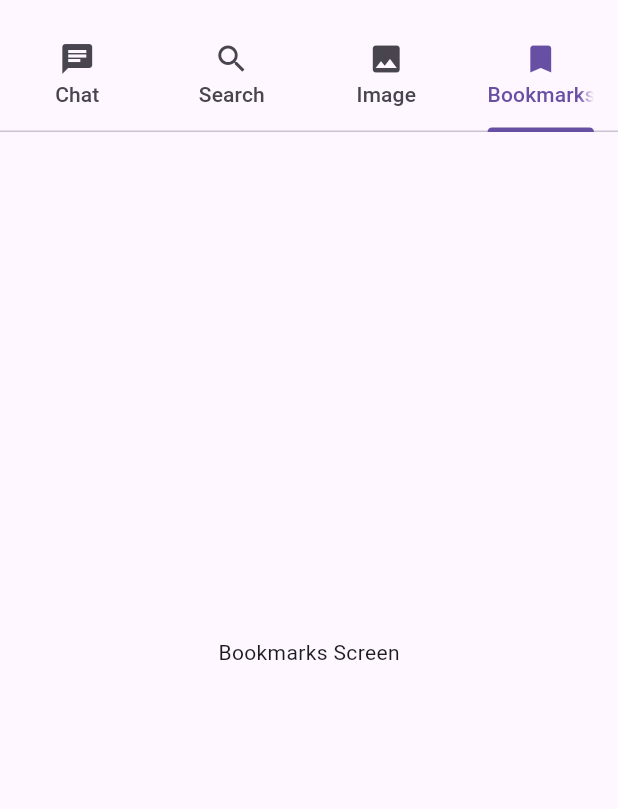
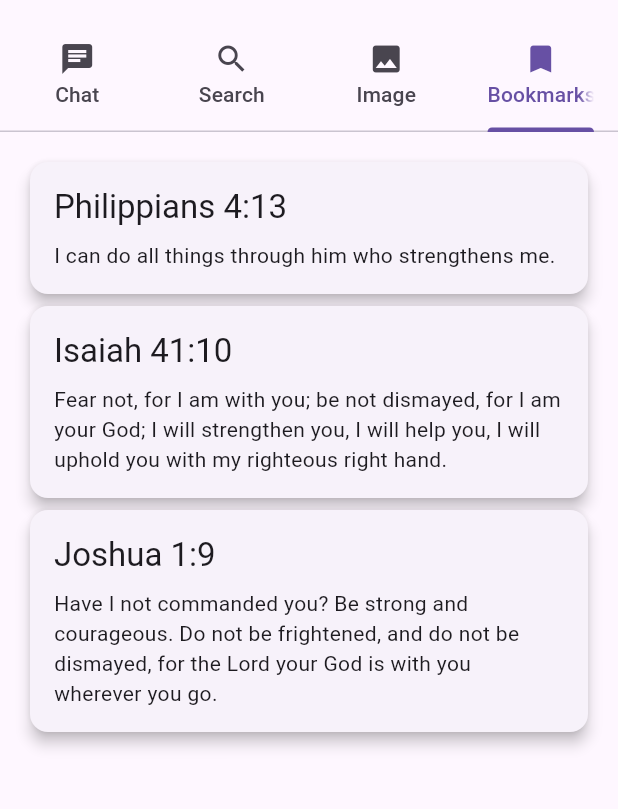
Before and after one commit to hubert-pro/AI-Bible-Companion, a Flutter app: the screen it shows after launch, tab 4 chosen, on a phone screen of 412 x 824 dp, the part 63-872 px from its top. Run offline on Flutter 3.47's test engine with Material 3 defaults, Android fonts, the phone set to English and light mode, and no system bars; statements that could not run were skipped.

Commit message:
feat: Implement professional UI for Bookmarks screen
Implement a professional and polished UI for the Bookmarks screen. The design features a `ListView` of styled `Card` widgets to display bookmarked verses from mocked data. The `BookmarksScreen` widget has been moved to its own file (`lib/bookmarks_screen.dart`) for better project organization.

```diff
--- /dev/null
+++ b/lib/bookmarks_screen.dart
@@ -0,0 +1,63 @@
+import 'package:flutter/material.dart';
+
+class BookmarksScreen extends StatefulWidget {
+  const BookmarksScreen({Key? key}) : super(key: key);
+
+  @override
+  State<BookmarksScreen> createState() => _BookmarksScreenState();
+}
+
+class _BookmarksScreenState extends State<BookmarksScreen> {
+  final List<Map<String, String>> _bookmarkedVerses = [
+    {
+      'reference': 'Philippians 4:13',
+      'text': 'I can do all things through him who strengthens me.'
+    },
+    {
+      'reference': 'Isaiah 41:10',
+      'text':
+          'Fear not, for I am with you; be not dismayed, for I am your God; I will strengthen you, I will help you, I will uphold you with my righteous right hand.'
+    },
+    {
+      'reference': 'Joshua 1:9',
+      'text':
+          'Have I not commanded you? Be strong and courageous. Do not be frightened, and do not be dismayed, for the Lord your God is with you wherever you go.'
+    },
+  ];
+
+  @override
+  Widget build(BuildContext context) {
+    return Scaffold(
+      body: ListView.builder(
+        padding: const EdgeInsets.all(16.0),
+        itemCount: _bookmarkedVerses.length,
+        itemBuilder: (context, index) {
+          final verse = _bookmarkedVerses[index];
+          return Card(
+            elevation: 4.0,
+            shape: RoundedRectangleBorder(
+              borderRadius: BorderRadius.circular(12.0),
+            ),
+            child: Padding(
+              padding: const EdgeInsets.all(16.0),
+              child: Column(
+                crossAxisAlignment: CrossAxisAlignment.start,
+                children: [
+                  Text(
+                    verse['reference']!,
+                    style: Theme.of(context).textTheme.titleLarge,
+                  ),
+                  const SizedBox(height: 8.0),
+                  Text(
+                    verse['text']!,
+                    style: Theme.of(context).textTheme.bodyMedium,
+                  ),
+                ],
+              ),
+            ),
+          );
+        },
+      ),
+    );
+  }
+}
--- a/lib/main.dart
+++ b/lib/main.dart
@@ -2,6 +2,7 @@ import 'package:flutter/material.dart';
 import 'package:ai_bible_companion/search_screen.dart';
 import 'package.ai_bible_companion/image_screen.dart';
 import 'package:ai_bible_companion/chat_screen.dart';
+import 'package:ai_bible_companion/bookmarks_screen.dart';
 
 void main() {
   runApp(const AIBibleCompanion());
@@ -72,17 +73,3 @@ class _HomeScreenState extends State<HomeScreen>
     );
   }
 }
-
-
-
-
-class BookmarksScreen extends StatelessWidget {
-  const BookmarksScreen({Key? key}) : super(key: key);
-
-  @override
-  Widget build(BuildContext context) {
-    return const Center(
-      child: Text('Bookmarks Screen'),
-    );
-  }
-}
```
